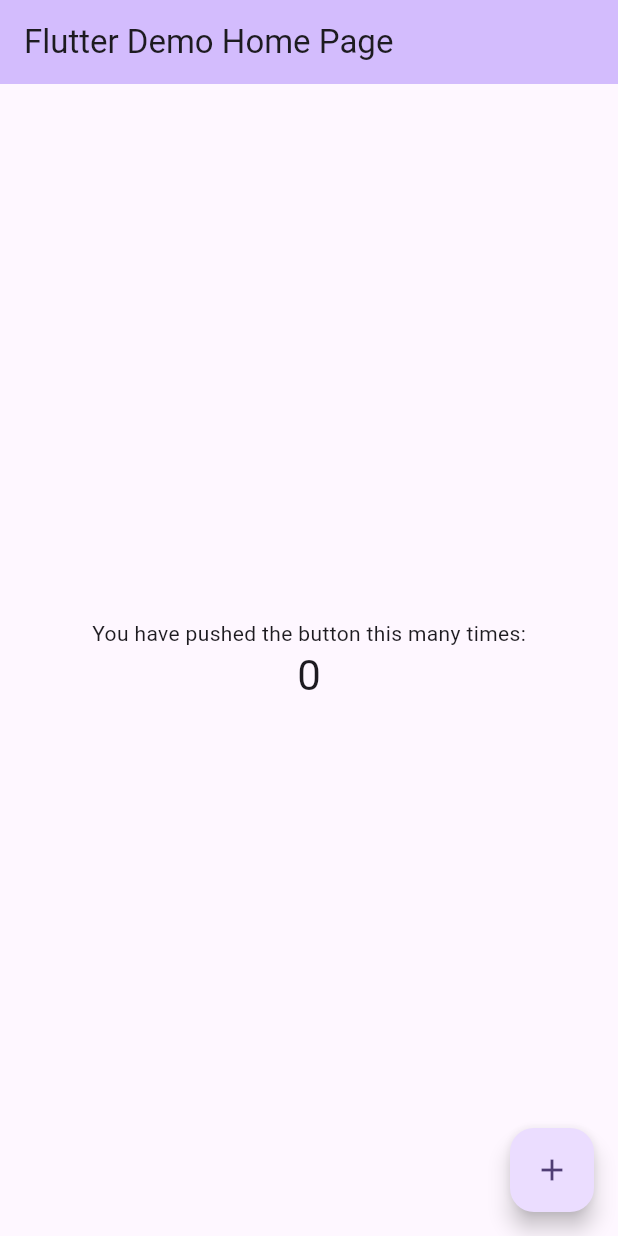
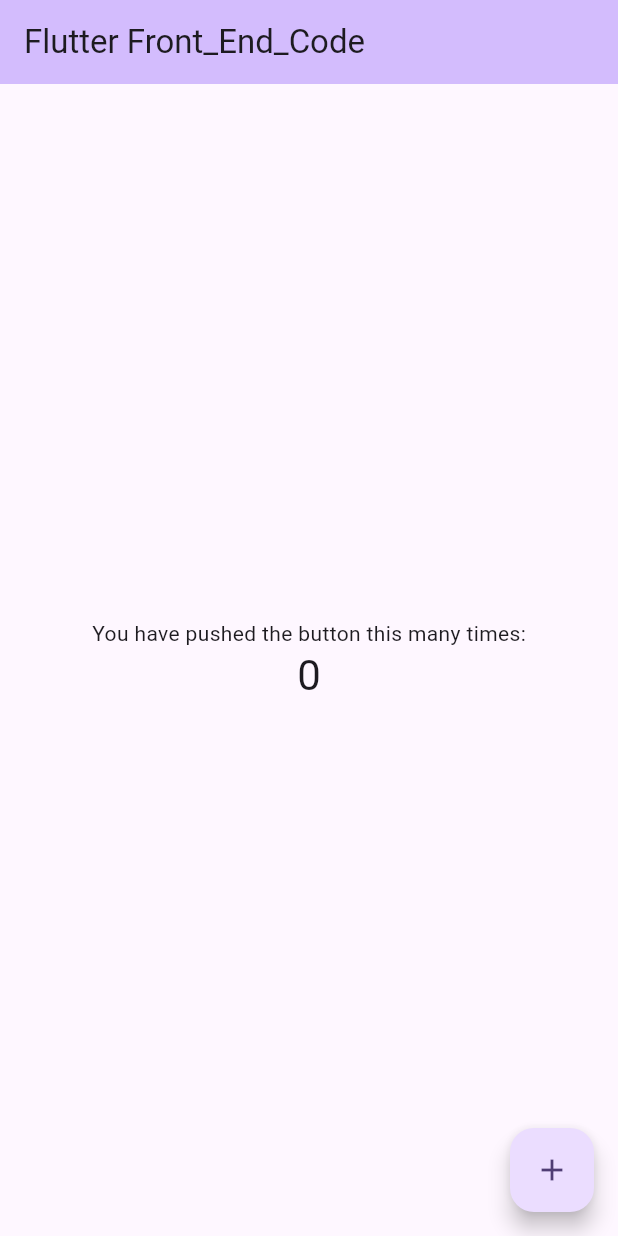
Before and after one commit to DuLu-Team/git_hub_3, a Flutter app: the screen it shows after launch, on a phone screen of 412 x 824 dp. Run offline on Flutter 3.47's test engine with Material 3 defaults, Android fonts, the phone set to English and light mode, and no system bars.

Commit message:
Front_end_main.dart

```diff
--- a/lib/main.dart
+++ b/lib/main.dart
@@ -31,7 +31,7 @@ class MyApp extends StatelessWidget {
         colorScheme: ColorScheme.fromSeed(seedColor: Colors.deepPurple),
         useMaterial3: true,
       ),
-      home: const MyHomePage(title: 'Flutter Demo Home Page'),
+      home: const MyHomePage(title: 'Flutter Front_End_Code'),
     );
   }
 }
```
